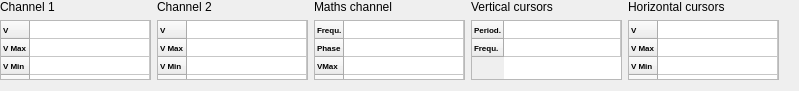
The window that sources/measuresdockwidget.ui (ymahinc/Oscillo2019) describes before a commit, drawn with Qt 5.
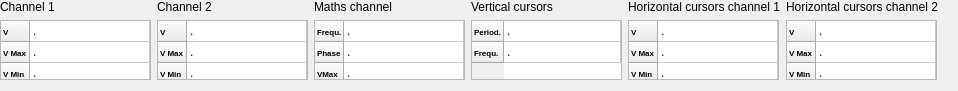
The same window after the commit.

Patch:
```diff
--- a/sources/measuresdockwidget.ui
+++ b/sources/measuresdockwidget.ui
@@ -6,7 +6,7 @@
    <rect>
     <x>0</x>
     <y>0</y>
-    <width>799</width>
+    <width>958</width>
     <height>91</height>
    </rect>
   </property>
@@ -19,7 +19,7 @@
   <property name="windowTitle">
    <string>Form</string>
   </property>
-  <layout class="QVBoxLayout" name="verticalLayout_7">
+  <layout class="QVBoxLayout" name="verticalLayout_8">
    <property name="leftMargin">
     <number>0</number>
    </property>
@@ -33,7 +33,7 @@
     <number>0</number>
    </property>
    <item>
-    <layout class="QVBoxLayout" name="verticalLayout_6">
+    <layout class="QVBoxLayout" name="verticalLayout_7">
      <item>
       <layout class="QHBoxLayout" name="horizontalLayout">
        <item>
@@ -87,7 +87,7 @@
             <bool>true</bool>
            </attribute>
            <attribute name="verticalHeaderDefaultSectionSize">
-            <number>15</number>
+            <number>21</number>
            </attribute>
            <attribute name="verticalHeaderMinimumSectionSize">
             <number>15</number>
@@ -145,6 +145,26 @@
              <string>Nouvelle colonne</string>
             </property>
            </column>
+           <item row="0" column="0">
+            <property name="text">
+             <string>.</string>
+            </property>
+           </item>
+           <item row="1" column="0">
+            <property name="text">
+             <string>.</string>
+            </property>
+           </item>
+           <item row="2" column="0">
+            <property name="text">
+             <string>.</string>
+            </property>
+           </item>
+           <item row="3" column="0">
+            <property name="text">
+             <string>.</string>
+            </property>
+           </item>
           </widget>
          </item>
         </layout>
@@ -203,7 +223,7 @@
             <bool>true</bool>
            </attribute>
            <attribute name="verticalHeaderDefaultSectionSize">
-            <number>15</number>
+            <number>21</number>
            </attribute>
            <attribute name="verticalHeaderMinimumSectionSize">
             <number>15</number>
@@ -261,6 +281,26 @@
              <string>Nouvelle colonne</string>
             </property>
            </column>
+           <item row="0" column="0">
+            <property name="text">
+             <string>.</string>
+            </property>
+           </item>
+           <item row="1" column="0">
+            <property name="text">
+             <string>.</string>
+            </property>
+           </item>
+           <item row="2" column="0">
+            <property name="text">
+             <string>.</string>
+            </property>
+           </item>
+           <item row="3" column="0">
+            <property name="text">
+             <string>.</string>
+            </property>
+           </item>
           </widget>
          </item>
         </layout>
@@ -319,7 +359,7 @@
             <bool>true</bool>
            </attribute>
            <attribute name="verticalHeaderDefaultSectionSize">
-            <number>15</number>
+            <number>21</number>
            </attribute>
            <attribute name="verticalHeaderMinimumSectionSize">
             <number>15</number>
@@ -377,6 +417,26 @@
              <string>Nouvelle colonne</string>
             </property>
            </column>
+           <item row="0" column="0">
+            <property name="text">
+             <string>.</string>
+            </property>
+           </item>
+           <item row="1" column="0">
+            <property name="text">
+             <string>.</string>
+            </property>
+           </item>
+           <item row="2" column="0">
+            <property name="text">
+             <string>.</string>
+            </property>
+           </item>
+           <item row="3" column="0">
+            <property name="text">
+             <string>.</string>
+            </property>
+           </item>
           </widget>
          </item>
         </layout>
@@ -435,7 +495,7 @@
             <bool>true</bool>
            </attribute>
            <attribute name="verticalHeaderDefaultSectionSize">
-            <number>15</number>
+            <number>21</number>
            </attribute>
            <attribute name="verticalHeaderMinimumSectionSize">
             <number>15</number>
@@ -469,6 +529,16 @@
              <string>Nouvelle colonne</string>
             </property>
            </column>
+           <item row="0" column="0">
+            <property name="text">
+             <string>.</string>
+            </property>
+           </item>
+           <item row="1" column="0">
+            <property name="text">
+             <string>.</string>
+            </property>
+           </item>
           </widget>
          </item>
         </layout>
@@ -478,7 +548,7 @@
          <item>
           <widget class="QLabel" name="label_5">
            <property name="text">
-            <string>Horizontal cursors</string>
+            <string>Horizontal cursors channel 1</string>
            </property>
           </widget>
          </item>
@@ -527,7 +597,7 @@
             <bool>true</bool>
            </attribute>
            <attribute name="verticalHeaderDefaultSectionSize">
-            <number>15</number>
+            <number>21</number>
            </attribute>
            <attribute name="verticalHeaderMinimumSectionSize">
             <number>15</number>
@@ -568,9 +638,92 @@
              </font>
             </property>
            </row>
+           <column>
+            <property name="text">
+             <string>Nouvelle colonne</string>
+            </property>
+           </column>
+           <item row="0" column="0">
+            <property name="text">
+             <string>.</string>
+            </property>
+           </item>
+           <item row="1" column="0">
+            <property name="text">
+             <string>.</string>
+            </property>
+           </item>
+           <item row="2" column="0">
+            <property name="text">
+             <string>.</string>
+            </property>
+           </item>
+          </widget>
+         </item>
+        </layout>
+       </item>
+       <item>
+        <layout class="QVBoxLayout" name="verticalLayout_6">
+         <item>
+          <widget class="QLabel" name="label_6">
+           <property name="text">
+            <string>Horizontal cursors channel 2</string>
+           </property>
+          </widget>
+         </item>
+         <item>
+          <widget class="QTableWidget" name="cursor2Table2">
+           <property name="sizePolicy">
+            <sizepolicy hsizetype="Preferred" vsizetype="Preferred">
+             <horstretch>0</horstretch>
+             <verstretch>0</verstretch>
+            </sizepolicy>
+           </property>
+           <property name="minimumSize">
+            <size>
+             <width>151</width>
+             <height>60</height>
+            </size>
+           </property>
+           <property name="maximumSize">
+            <size>
+             <width>151</width>
+             <height>60</height>
+            </size>
+           </property>
+           <property name="verticalScrollBarPolicy">
+            <enum>Qt::ScrollBarAlwaysOff</enum>
+           </property>
+           <property name="horizontalScrollBarPolicy">
+            <enum>Qt::ScrollBarAlwaysOff</enum>
+           </property>
+           <property name="editTriggers">
+            <set>QAbstractItemView::NoEditTriggers</set>
+           </property>
+           <property name="alternatingRowColors">
+            <bool>false</bool>
+           </property>
+           <property name="selectionMode">
+            <enum>QAbstractItemView::SingleSelection</enum>
+           </property>
+           <attribute name="horizontalHeaderVisible">
+            <bool>false</bool>
+           </attribute>
+           <attribute name="horizontalHeaderMinimumSectionSize">
+            <number>49</number>
+           </attribute>
+           <attribute name="horizontalHeaderStretchLastSection">
+            <bool>true</bool>
+           </attribute>
+           <attribute name="verticalHeaderDefaultSectionSize">
+            <number>21</number>
+           </attribute>
+           <attribute name="verticalHeaderMinimumSectionSize">
+            <number>15</number>
+           </attribute>
            <row>
             <property name="text">
-             <string>V Eff.</string>
+             <string>V</string>
             </property>
             <property name="font">
              <font>
@@ -580,11 +733,50 @@
              </font>
             </property>
            </row>
+           <row>
+            <property name="text">
+             <string>V Max</string>
+            </property>
+            <property name="font">
+             <font>
+              <pointsize>6</pointsize>
+              <weight>75</weight>
+              <bold>true</bold>
+             </font>
+            </property>
+           </row>
+           <row>
+            <property name="text">
+             <string>V Min</string>
+            </property>
+            <property name="font">
+             <font>
+              <pointsize>6</pointsize>
+              <weight>75</weight>
+              <bold>true</bold>
+             </font>
+            </property>
+           </row>
            <column>
             <property name="text">
              <string>Nouvelle colonne</string>
             </property>
            </column>
+           <item row="0" column="0">
+            <property name="text">
+             <string>.</string>
+            </property>
+           </item>
+           <item row="1" column="0">
+            <property name="text">
+             <string>.</string>
+            </property>
+           </item>
+           <item row="2" column="0">
+            <property name="text">
+             <string>.</string>
+            </property>
+           </item>
           </widget>
          </item>
         </layout>
```
Left out of the diff: 2 changed lines with no effect on the pictures.
